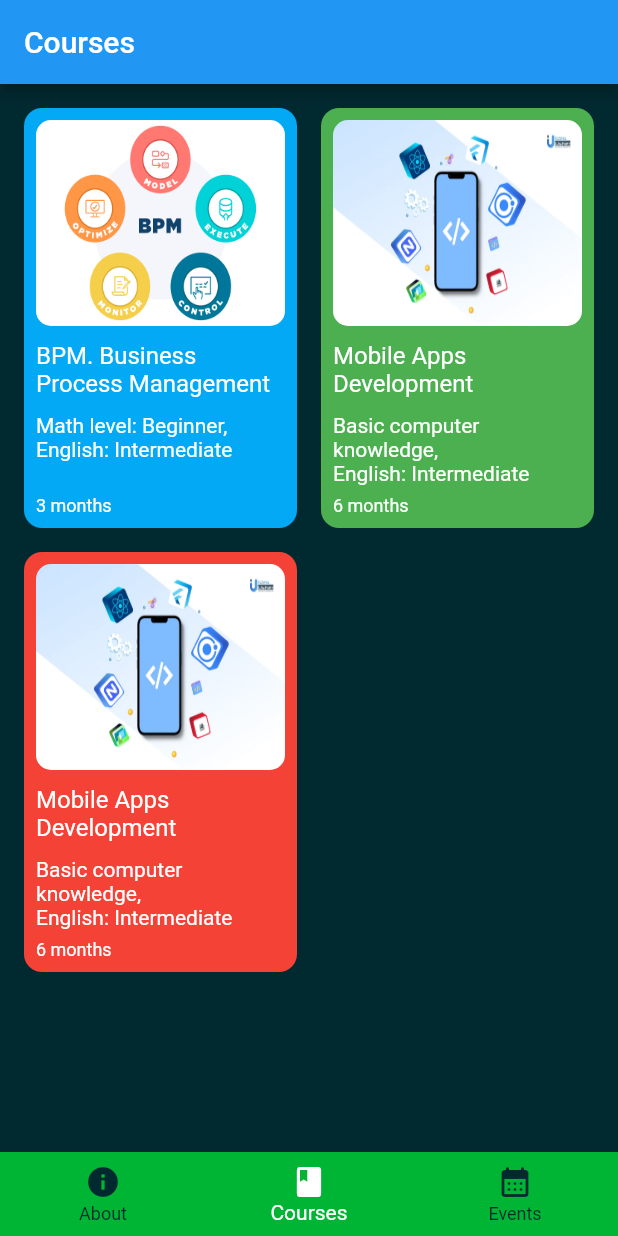
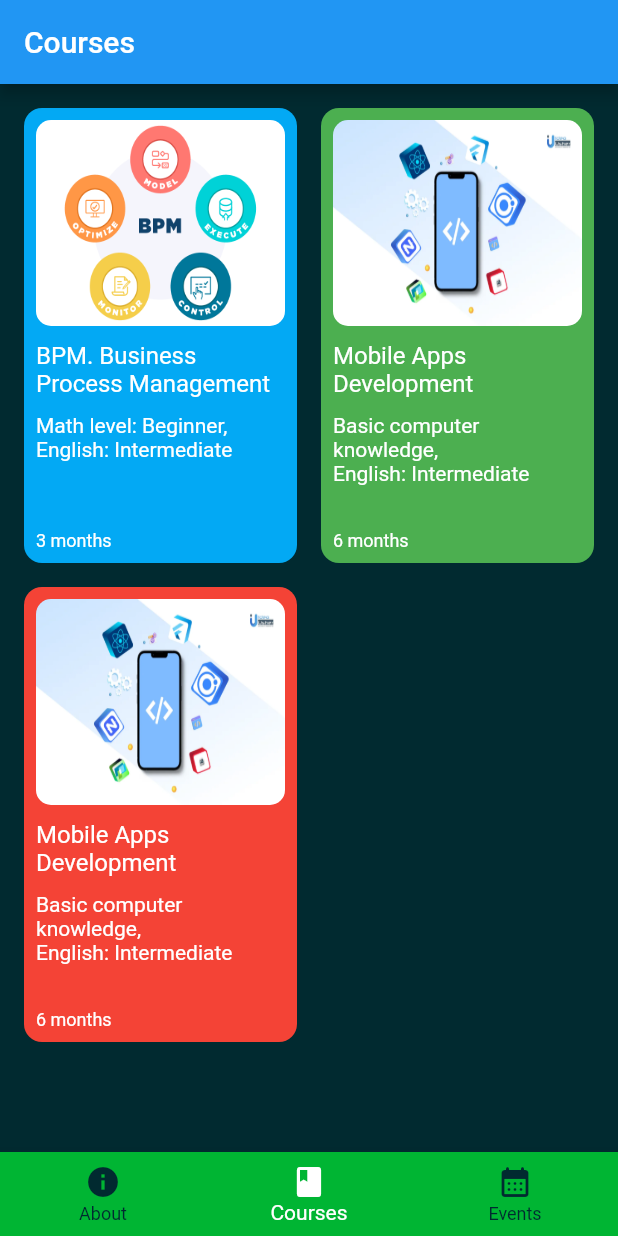
Before and after one commit to Abdusamad98/test_project, a Flutter app: the screen it shows after launch, item 2 of the bottom bar chosen, on a phone screen of 412 x 824 dp. Run offline on Flutter 3.47's test engine with Material 2 defaults, Android fonts, the phone set to English and light mode, and no system bars; statements that could not run were skipped.

Commit message:
some changes

```diff
--- a/lib/ui/courses/courses_screen.dart
+++ b/lib/ui/courses/courses_screen.dart
@@ -24,8 +24,8 @@ class _CoursesScreenState extends State<CoursesScreen> {
         padding: const EdgeInsets.all(16),
         crossAxisSpacing: 16,
         mainAxisSpacing: 16,
-        crossAxisCount: 2,
-        childAspectRatio: 0.65,
+        crossAxisCount: width > 500 ? 3 : 2,
+        childAspectRatio: 0.6,
         children: <Widget>[
           for (int i = 0; i < courses.length; i++)
             Container(
@@ -61,7 +61,6 @@ class _CoursesScreenState extends State<CoursesScreen> {
                       fontSize: 14,
                     ),
                   ),
-
                   const Spacer(),
                   Text(
                     courses[i].durationOfCourse,
@@ -70,7 +69,6 @@ class _CoursesScreenState extends State<CoursesScreen> {
                       fontSize: 12,
                     ),
                   ),
-
                 ],
               ),
             ),
```
Also changed, not shown: lib/ui/about/about_screen.dart (+4 -3 lines), 3 other files.
